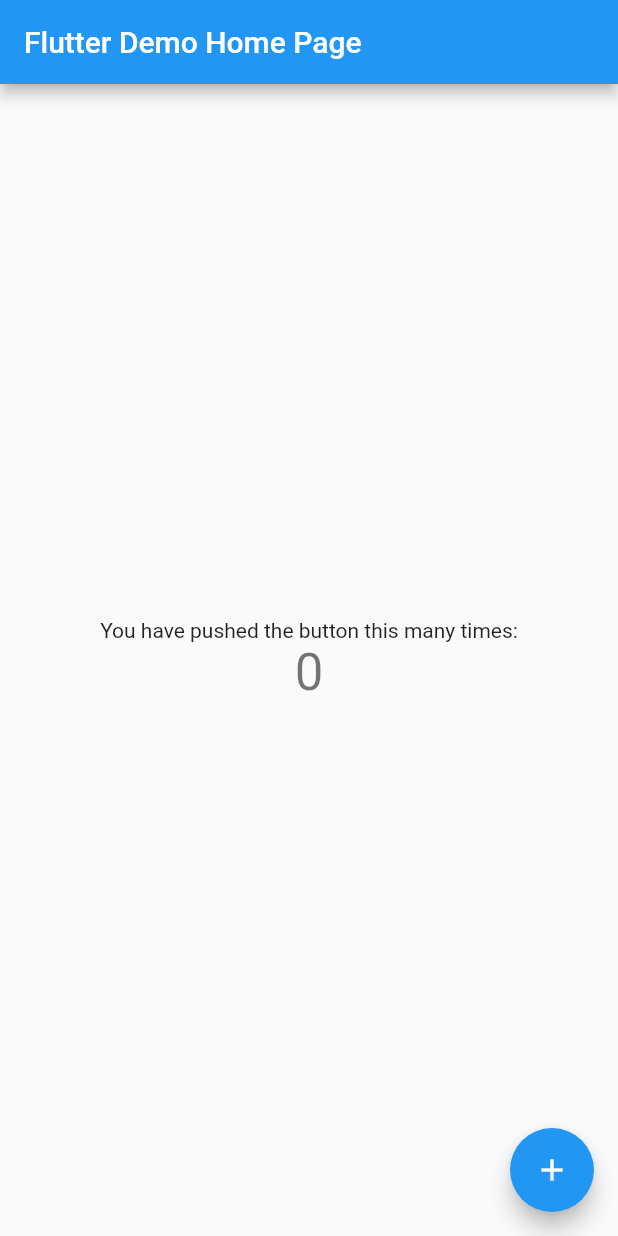
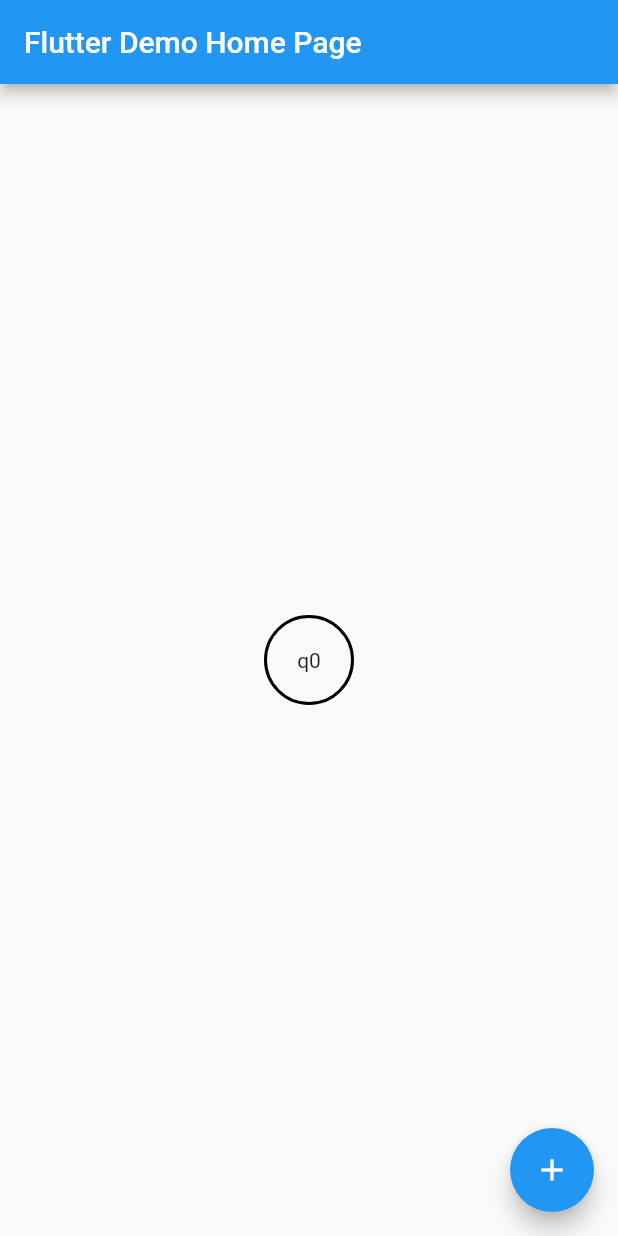
Before and after one commit to ricardoMonteiroTavares/automata, a Flutter app: the screen it shows after launch, on a phone screen of 412 x 824 dp. Run offline on Flutter 3.47's test engine with Material 2 defaults, Android fonts, the phone set to English and light mode, and no system bars.

```diff
--- a/lib/main.dart
+++ b/lib/main.dart
@@ -1,3 +1,4 @@
+import 'package:automata/widgets/stateWidget.dart';
 import 'package:flutter/material.dart';
 
 void main() {
@@ -93,13 +94,7 @@ class _MyHomePageState extends State<MyHomePage> {
           // horizontal).
           mainAxisAlignment: MainAxisAlignment.center,
           children: <Widget>[
-            Text(
-              'You have pushed the button this many times:',
-            ),
-            Text(
-              '$_counter',
-              style: Theme.of(context).textTheme.headline4,
-            ),
+            StateWidget(name: "q0")
           ],
         ),
       ),
```
